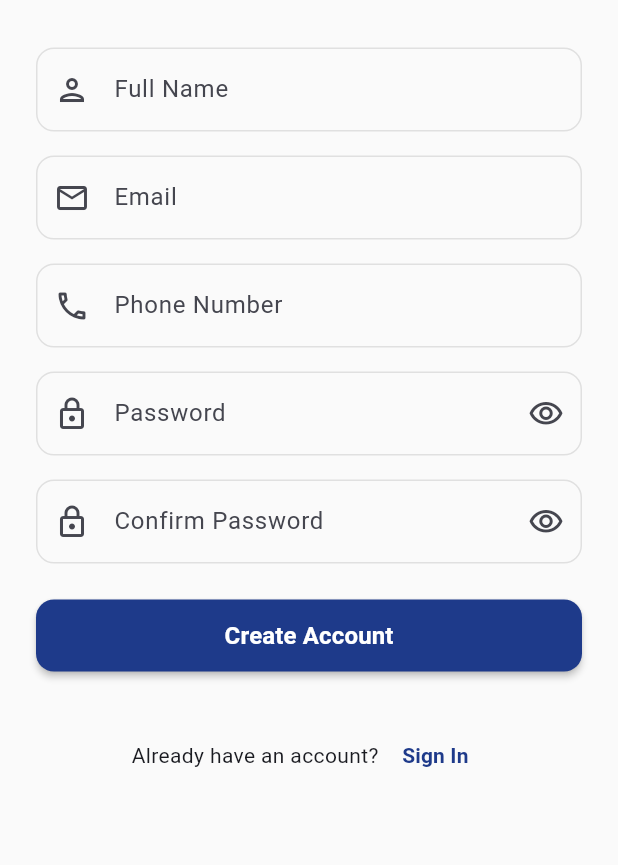
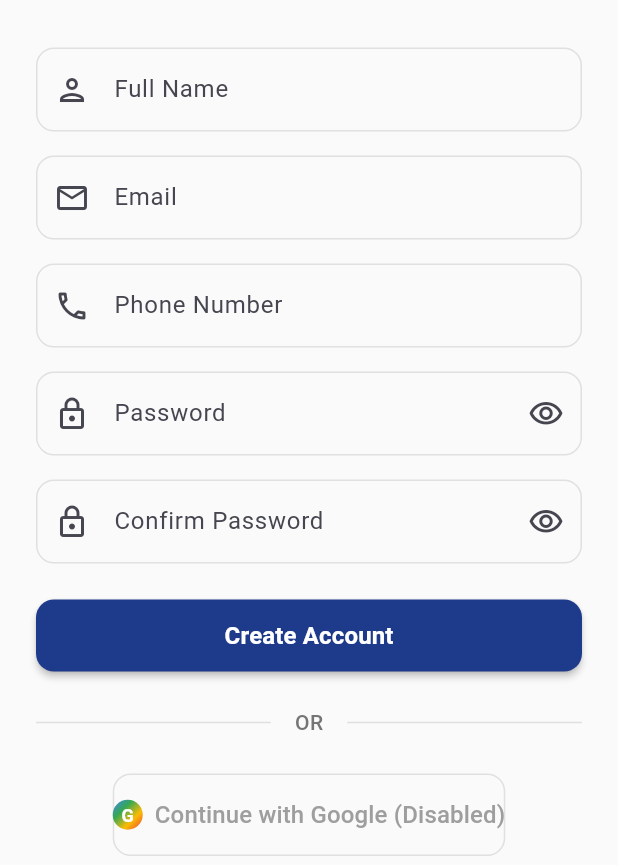
Before and after one commit to RensithUdara/electro_app, a Flutter app: the SignupScreen screen opened directly, on a phone screen of 412 x 824 dp, the part 371-1236 px from its top. Run offline on Flutter 3.47's test engine with Material 3 defaults, Android fonts, the phone set to English and light mode, and no system bars; our stand-ins replace email_validator, firebase_auth, firebase_core, firebase_database, fl_chart, flutter_spinkit and 2 more; accounts and stored records are empty; Roboto replaces fonts that are missing (System).

Commit message:
Add Google Sign-In functionality to SignupScreen and update UI elements

```diff
--- a/lib/views/signup_screen.dart
+++ b/lib/views/signup_screen.dart
@@ -3,6 +3,7 @@ import 'package:flutter/material.dart';
 import 'package:provider/provider.dart';
 
 import '../controllers/auth_controller.dart';
+import '../widgets/google_icon.dart';
 import 'home_screen.dart';
 
 class SignupScreen extends StatefulWidget {
@@ -49,6 +50,25 @@ class _SignupScreenState extends State<SignupScreen> {
           MaterialPageRoute(builder: (context) => const HomeScreen()),
         );
       }
+    }
+  }
+
+  Future<void> _googleSignIn() async {
+    final authController = Provider.of<AuthController>(context, listen: false);
+
+    final success = await authController.signInWithGoogle();
+
+    if (success && mounted) {
+      Navigator.of(context).pushReplacement(
+        MaterialPageRoute(builder: (context) => const HomeScreen()),
+      );
+    } else if (mounted && authController.errorMessage != null) {
+      ScaffoldMessenger.of(context).showSnackBar(
+        SnackBar(
+          content: Text(authController.errorMessage!),
+          backgroundColor: Colors.red,
+        ),
+      );
     }
   }
 
@@ -354,11 +374,62 @@ class _SignupScreenState extends State<SignupScreen> {
                         return const SizedBox.shrink();
                       },
                     ),
+
+                    const SizedBox(height: 24),
+
+                    // Divider
+                    Row(
+                      children: [
+                        Expanded(child: Divider(color: Colors.grey[300])),
+                        Padding(
+                          padding: const EdgeInsets.symmetric(horizontal: 16),
+                          child: Text(
+                            'OR',
+                            style: TextStyle(
+                              color: Colors.grey[600],
+                              fontWeight: FontWeight.w500,
+                            ),
+                          ),
+                        ),
+                        Expanded(child: Divider(color: Colors.grey[300])),
                       ],
                     ),
+
+                    const SizedBox(height: 24),
+
+                    // Google Sign-In Button (Temporarily Disabled)
+                    Consumer<AuthController>(
+                      builder: (context, authController, child) {
+                        return OutlinedButton.icon(
+                          onPressed: () {
+                            ScaffoldMessenger.of(context).showSnackBar(
+                              const SnackBar(
+                                content: Text('Google Sign-In temporarily disabled - use email/password'),
+                                backgroundColor: Colors.orange,
+                              ),
+                            );
+                          },
+                          icon: const GoogleIcon(size: 20),
+                          label: const Text(
+                            'Continue with Google (Disabled)',
+                            style: TextStyle(
+                              fontSize: 16,
+                              fontWeight: FontWeight.w500,
+                              color: Colors.grey,
+                            ),
+                          ),
+                          style: OutlinedButton.styleFrom(
+                            padding: const EdgeInsets.symmetric(vertical: 16),
+                            shape: RoundedRectangleBorder(
+                              borderRadius: BorderRadius.circular(12),
+                            ),
+                            side: BorderSide(color: Colors.grey[300]!),
+                          ),
+                        );
+                      },
                     ),
 
-              const SizedBox(height: 32),
+                    const SizedBox(height: 16),
 
                     // Login Link
                     Row(
@@ -382,6 +453,9 @@ class _SignupScreenState extends State<SignupScreen> {
                   ],
                 ),
               ),
+            ],
+          ),
+        ),
       ),
     );
   }
```
Lines whose indentation alone changed are shown as unchanged.
